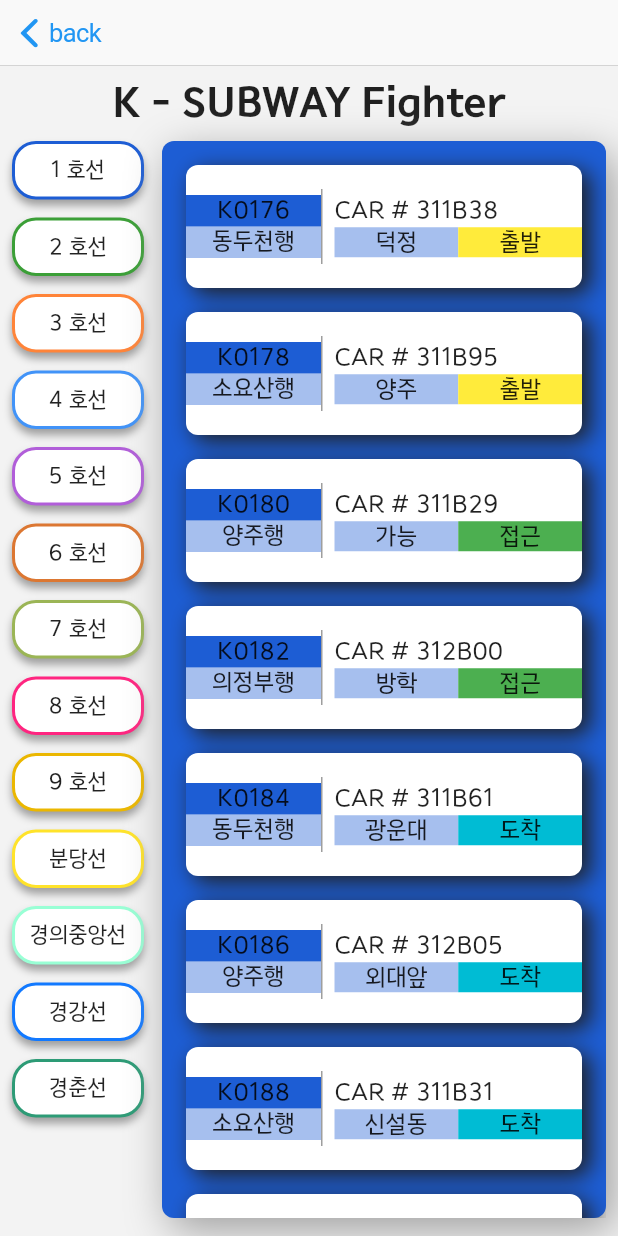
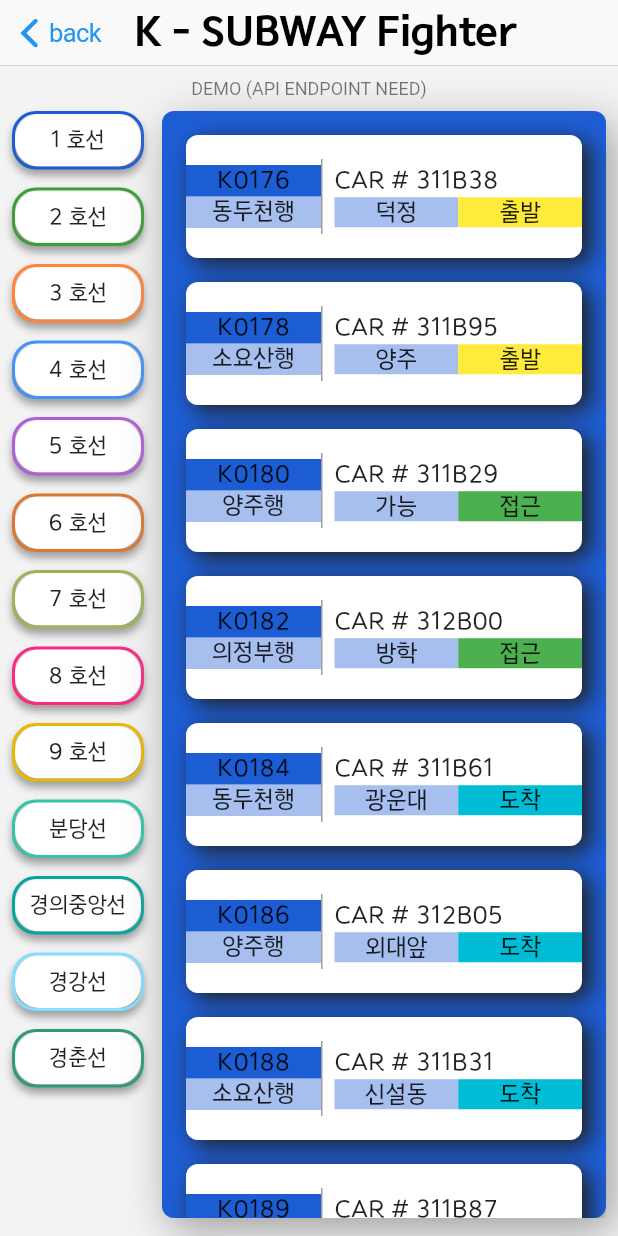
Before and after one commit to dart-bird/flutter_ksubway, a Flutter app: the ExpScreen screen opened by its route, after a tap on "1 호선", on a phone screen of 412 x 824 dp. Run offline on Flutter 3.47's test engine with Material 2 defaults, Android fonts, the phone set to English and light mode, and no system bars; our stand-ins replace animated_text_kit, fluro, flutter_countdown_timer, fluttertoast, font_awesome_flutter, marquee and 2 more; accounts and stored records are empty; network calls fail; statements that could not run were skipped.

Commit message:
Update UI / Change to Provider

```diff
--- a/lib/components/subway_info.dart
+++ b/lib/components/subway_info.dart
@@ -23,6 +23,18 @@ class SubwayInfo extends StatelessWidget {
     return Expanded(
       child: AnimatedContainer(
         margin: const EdgeInsets.fromLTRB(8, 0, 8, 12),
+        decoration: BoxDecoration(
+          borderRadius: const BorderRadius.all(Radius.circular(8)),
+          color: lineNumColors[lineNumPageIndex],
+          boxShadow: [
+            BoxShadow(
+              color: MyApp.themeNotifier.value == ThemeMode.light ? Colors.grey : const Color.fromARGB(255, 34, 34, 34),
+              offset: const Offset(5.0, 8.0),
+              blurRadius: 24.0,
+            ),
+          ],
+        ),
+        duration: const Duration(milliseconds: 220),
         // 지하철 정보 뜨는 곳
         child: ttcVOList.isEmpty
             ? const Center(
@@ -67,12 +79,25 @@ class SubwayInfo extends StatelessWidget {
                   return AnimatedContainer(
                     padding: const EdgeInsets.symmetric(vertical: 16),
                     margin: ttcVOList.length - 1 != index ? const EdgeInsets.fromLTRB(16, 16, 16, 0) : const EdgeInsets.fromLTRB(16, 16, 16, 16),
+                    duration: const Duration(milliseconds: 220),
+                    decoration: BoxDecoration(
+                      borderRadius: const BorderRadius.all(Radius.circular(8)),
+                      color: MyApp.themeNotifier.value == ThemeMode.light ? Colors.white : const Color.fromARGB(255, 52, 86, 97),
+                      boxShadow: const [
+                        BoxShadow(
+                          color: Color.fromARGB(255, 32, 32, 32),
+                          offset: Offset(5.0, 4.0),
+                          blurRadius: 12.0,
+                        ),
+                      ],
+                    ),
                     child: Row(
                       children: [
                         Column(
                           children: [
                             Container(
-                              width: 90, // 장평이 안맞아서 가로 길이 고정
+                              width: 90,
+                              color: lineNumColors[lineNumPageIndex], // 장평이 안맞아서 가로 길이 고정
                               child: Center(
                                 child: Text(
                                   subwayNum,
@@ -80,10 +105,10 @@ class SubwayInfo extends StatelessWidget {
                                   textAlign: TextAlign.center,
                                 ),
                               ),
-                              color: lineNumColors[lineNumPageIndex],
                             ),
                             Container(
-                              width: 90, // 장평이 안맞아서 가로 길이 고정
+                              width: 90,
+                              color: lineNumColors[lineNumPageIndex].withAlpha(100), // 장평이 안맞아서 가로 길이 고정
                               child: Center(
                                 child: Text(
                                   direction,
@@ -91,7 +116,6 @@ class SubwayInfo extends StatelessWidget {
                                   textAlign: TextAlign.center,
                                 ),
                               ),
-                              color: lineNumColors[lineNumPageIndex].withAlpha(100),
                             ),
                           ],
                         ),
@@ -113,6 +137,7 @@ class SubwayInfo extends StatelessWidget {
                                   children: [
                                     Expanded(
                                       child: Container(
+                                        color: lineNumColors[lineNumPageIndex].withAlpha(100),
                                         child: Center(
                                           child: currStation.length > 4
                                               ? Marquee(
@@ -126,11 +151,11 @@ class SubwayInfo extends StatelessWidget {
                                                   style: textStyleSub1,
                                                 ),
                                         ),
-                                        color: lineNumColors[lineNumPageIndex].withAlpha(100),
                                       ),
                                     ),
                                     Expanded(
                                       child: Container(
+                                        color: statusColor,
                                         child: Center(
                                           child: Text(
                                             status,
@@ -138,7 +163,6 @@ class SubwayInfo extends StatelessWidget {
                                             textAlign: TextAlign.center,
                                           ),
                                         ),
-                                        color: statusColor,
                                       ),
                                     ),
                                   ],
@@ -149,33 +173,9 @@ class SubwayInfo extends StatelessWidget {
                         ),
                       ],
                     ),
-                    duration: const Duration(milliseconds: 220),
-                    decoration: BoxDecoration(
-                      borderRadius: const BorderRadius.all(Radius.circular(8)),
-                      color: MyApp.themeNotifier.value == ThemeMode.light ? Colors.white : Color.fromARGB(255, 52, 86, 97),
-                      boxShadow: [
-                        BoxShadow(
-                          color: Color.fromARGB(255, 32, 32, 32),
-                          offset: const Offset(5.0, 4.0),
-                          blurRadius: 12.0,
-                        ),
-                      ],
-                    ),
                   );
                 }),
               ),
-        decoration: BoxDecoration(
-          borderRadius: const BorderRadius.all(Radius.circular(8)),
-          color: lineNumColors[lineNumPageIndex],
-          boxShadow: [
-            BoxShadow(
-              color: MyApp.themeNotifier.value == ThemeMode.light ? Colors.grey : Color.fromARGB(255, 34, 34, 34),
-              offset: const Offset(5.0, 8.0),
-              blurRadius: 24.0,
-            ),
-          ],
-        ),
-        duration: const Duration(milliseconds: 220),
       ),
     );
   }
--- a/lib/components/subway_line_button.dart
+++ b/lib/components/subway_line_button.dart
@@ -3,34 +3,18 @@ import 'package:flutter_ksubway/main.dart';
 import 'package:flutter_ksubway/style/textStyles.dart';
 
 class SubwayLineButton extends StatelessWidget {
-  const SubwayLineButton({
-    Key? key,
-    required this.animationControllerList,
-    required this.lineNumTitles,
-    required this.lineNumColors,
-    required this.index,
-  }) : super(key: key);
+  const SubwayLineButton({Key? key, required this.lineNumTitles, required this.lineNumColors, required this.index, this.onTap}) : super(key: key);
 
-  final List<AnimationController> animationControllerList;
   final List<String> lineNumTitles;
   final List<Color> lineNumColors;
   final int index;
+  final VoidCallback? onTap;
 
   @override
   Widget build(BuildContext context) {
-    return Transform.scale(
-      scale: 1 - animationControllerList[index].value,
-      child: Container(
+    return Container(
       margin: const EdgeInsets.fromLTRB(8, 0, 4, 12),
-        child: Container(
-          child: Padding(
-            padding: const EdgeInsets.fromLTRB(8, 8, 8, 8),
-            child: Center(
-              child: Text(lineNumTitles[index], style: textStyleSub1.copyWith(fontSize: 14)),
-            ),
-          ),
       decoration: BoxDecoration(
-            color: MyApp.themeNotifier.value == ThemeMode.light ? Colors.white : lineNumColors[index].withAlpha(40),
         border: Border.all(width: 2, color: lineNumColors[index]),
         borderRadius: BorderRadius.circular(16.0),
         boxShadow: [
@@ -41,6 +25,24 @@ class SubwayLineButton extends StatelessWidget {
           ),
         ],
       ),
+      child: Material(
+        color: Colors.transparent,
+        child: InkWell(
+          splashColor: lineNumColors[index].withAlpha(60),
+          borderRadius: BorderRadius.circular(16.0),
+          onTap: onTap,
+          child: Ink(
+            decoration: BoxDecoration(
+              color: MyApp.themeNotifier.value == ThemeMode.light ? Colors.white : lineNumColors[index].withAlpha(40),
+              borderRadius: BorderRadius.circular(16.0),
+            ),
+            child: Padding(
+              padding: const EdgeInsets.fromLTRB(8, 8, 8, 8),
+              child: Center(
+                child: Text(lineNumTitles[index], style: textStyleSub1.copyWith(fontSize: 14)),
+              ),
+            ),
+          ),
         ),
       ),
     );
--- a/lib/models/exp_ksubway_info.dart
+++ b/lib/models/exp_ksubway_info.dart
@@ -1,8 +1,9 @@
 class ExpksubwayInfo {
   bool? isValid;
   List<TtcVOList>? ttcVOList;
+  bool? isDemo;
 
-  ExpksubwayInfo({this.isValid, this.ttcVOList});
+  ExpksubwayInfo({this.isValid, this.ttcVOList, this.isDemo});
 
   ExpksubwayInfo.fromJson(Map<String, dynamic> json) {
     isValid = json['isValid'];
--- /dev/null
+++ b/lib/providers/exp_ksubway_provider.dart
@@ -0,0 +1,53 @@
+import 'package:flutter/material.dart';
+import 'package:flutter_ksubway/models/exp_ksubway_info.dart';
+import 'package:flutter_ksubway/preferences/exp_api_preference.dart';
+import 'package:flutter_ksubway/services/exp_ksubway_api.dart';
+
+class ExpKsubwayProvider extends ChangeNotifier {
+  final List<String> lineNumCdList = <String>['1', '2', '3', '4', '5', '6', '7', '8', '9', 'SU', 'K', 'KK', 'G'];
+  final List<String> lineNumTitles = <String>['1 호선', '2 호선', '3 호선', '4 호선', '5 호선', '6 호선', '7 호선', '8 호선', '9 호선', '분당선', '경의중앙선', '경강선', '경춘선'];
+
+  int lineNumPageIndex = 0;
+  ExpksubwayApi expksubwayApi = ExpksubwayApi();
+  ExpksubwayInfo expksubwayInfo = ExpksubwayInfo();
+  List<TtcVOList> ttcVOList = [];
+
+  final _expApiPreference = ExpApiPreference();
+  String _expksubwayApiUrl = 'demo';
+  bool _isPlayDemo = true;
+
+  bool get isPlayDemo => _isPlayDemo;
+  String get expksubwayApiUrl => _expksubwayApiUrl;
+
+  set expksubwayApiUrl(String value) {
+    _expksubwayApiUrl = value;
+    notifyListeners();
+  }
+
+  void saveExpksubwayApiEndpoint() {
+    _expApiPreference.setApiEndpoint(_expksubwayApiUrl);
+  }
+
+  void updateExpksubwayInfo(String lineNumCd) async {
+    expksubwayInfo = await expksubwayApi.fetchExpksubwayInfo(lineNumCd, _expksubwayApiUrl);
+    if (expksubwayInfo.isDemo != null && expksubwayInfo.isDemo == true) {
+      expksubwayInfo = await expksubwayApi.fetchDemoExpksubwayInfo(lineNumCd);
+      _isPlayDemo = true;
+    } else {
+      _isPlayDemo = false;
+    }
+    ttcVOList = expksubwayInfo.ttcVOList ?? [];
+    ttcVOList.sort(((a, b) => a.trainY!.compareTo(b.trainY!)));
+    notifyListeners();
+  }
+
+  void updateLineNumPageIndex(int index) {
+    lineNumPageIndex = index;
+    notifyListeners();
+  }
+
+  void init() async {
+    _expksubwayApiUrl = await _expApiPreference.getApiEndpoint();
+    notifyListeners();
+  }
+}
--- /dev/null
+++ b/lib/providers/kusbway_provider.dart
@@ -0,0 +1,37 @@
+import 'package:flutter/material.dart';
+import 'package:flutter_ksubway/models/ksubway_seoulstations.dart';
+import 'package:flutter_ksubway/preferences/ksubway_stations_preference.dart';
+import 'package:flutter_ksubway/services/ksubway_api.dart';
+import 'package:fluttertoast/fluttertoast.dart';
+
+class KsubwayProvider extends ChangeNotifier {
+  final KsubwayStationsPreference _ksubwayStationsPreference = KsubwayStationsPreference();
+  KsubwaySeoulstations _ksubwaySeoulstations = KsubwaySeoulstations(stationList: []);
+  final List<StationList> _stationSuggestions = [];
+  List<StationList> get stationSuggestions => _stationSuggestions;
+  KsubwaySeoulstations get ksubwaySeoulstations => _ksubwaySeoulstations;
+
+  void updateStationSuggestions(String value) {
+    stationSuggestions.clear();
+    for (var i = 0; i < _ksubwaySeoulstations.stationList!.length; i++) {
+      String expValue = '';
+      value.isEmpty ? expValue = '' : expValue = '?' + value;
+      RegExp exp = RegExp(r'()' + expValue);
+      if (exp.hasMatch(_ksubwaySeoulstations.stationList![i].statnNm!) && value.isEmpty == false) {
+        stationSuggestions.add(_ksubwaySeoulstations.stationList![i]);
+      }
+    }
+    notifyListeners();
+  }
+
+  Future<void> updateKsubwayStations() async {
+    _ksubwaySeoulstations = await KsubwayApi.fetchKsubwayStations(city: 'seoul');
+    _ksubwayStationsPreference.setSeoulstations(_ksubwaySeoulstations);
+    Fluttertoast.showToast(msg: "서울 역정보 업데이트 완료", toastLength: Toast.LENGTH_LONG, gravity: ToastGravity.CENTER, timeInSecForIosWeb: 1, backgroundColor: Colors.red, textColor: Colors.white, fontSize: 16.0);
+    notifyListeners();
+  }
+
+  void init() async {
+    await updateKsubwayStations();
+  }
+}
--- a/lib/screens/exp_screen.dart
+++ b/lib/screens/exp_screen.dart
@@ -3,73 +3,31 @@ import 'package:flutter/material.dart';
 import 'package:flutter_ksubway/components/app_title.dart';
 import 'package:flutter_ksubway/components/subway_info.dart';
 import 'package:flutter_ksubway/components/subway_line_button.dart';
-import 'package:flutter_ksubway/models/exp_ksubway_info.dart';
-import 'package:flutter_ksubway/services/exp_ksubway_api.dart';
+import 'package:flutter_ksubway/providers/exp_ksubway_provider.dart';
 import 'package:flutter_ksubway/style/subwayStyles.dart';
+import 'package:provider/provider.dart';
 
-class ExpScreen extends StatefulWidget {
-  const ExpScreen({Key? key}) : super(key: key);
-
-  @override
-  State<ExpScreen> createState() => _ExpScreenState();
-}
-
-class _ExpScreenState extends State<ExpScreen> with TickerProviderStateMixin {
-  final List<String> lineNumCd = <String>['1', '2', '3', '4', '5', '6', '7', '8', '9', 'SU', 'K', 'KK', 'G'];
-  final List<String> lineNumTitles = <String>['1 호선', '2 호선', '3 호선', '4 호선', '5 호선', '6 호선', '7 호선', '8 호선', '9 호선', '분당선', '경의중앙선', '경강선', '경춘선'];
-
-  late List<AnimationController> animationControllerList = [];
-  final subwayInfoScrollController = ScrollController();
-  final subwayLineScrollController = ScrollController();
-  int lineNumPageIndex = 0;
-  ExpksubwayApi expksubwayApi = ExpksubwayApi();
-  ExpksubwayInfo expksubwayInfo = ExpksubwayInfo();
-  List<TtcVOList> ttcVOList = [];
-
-  void fetchAll() async {
-    expksubwayInfo = await expksubwayApi.fetchExpksubwayInfo("1");
-    ttcVOList = expksubwayInfo.ttcVOList ?? [];
-    ttcVOList.sort(((a, b) => a.trainY!.compareTo(b.trainY!)));
-    setState(() {});
-  }
-
-  void updateExpksubwayInfo(String lineNumCd) async {
-    expksubwayInfo = await expksubwayApi.fetchExpksubwayInfo(lineNumCd);
-    ttcVOList = expksubwayInfo.ttcVOList ?? [];
-    ttcVOList.sort(((a, b) => a.trainY!.compareTo(b.trainY!)));
-    setState(() {});
-  }
-
-  @override
-  void initState() {
-    // TODO: implement initState
-    super.initState();
-    for (var i = 0; i < lineNumCd.length; i++) {
-      final _animationController = AnimationController(duration: const Duration(milliseconds: 250), lowerBound: 0.0, upperBound: .45, vsync: this);
-      _animationController.addListener(() {
-        setState(() {});
-      });
-      animationControllerList.add(_animationController);
-    }
-    fetchAll();
-  }
+class ExpScreen extends StatelessWidget {
+  const ExpScreen({super.key});
 
   @override
   Widget build(BuildContext context) {
+    final subwayInfoScrollController = ScrollController();
+    final subwayLineScrollController = ScrollController();
+    final expKsubwayProvider = Provider.of<ExpKsubwayProvider>(context);
     return Scaffold(
       body: SafeArea(
         child: Column(
           children: [
             const CupertinoNavigationBar(
+              middle: AppTitle(title: 'K - SUBWAY Fighter'),
               previousPageTitle: 'back',
             ),
-            Padding(
-              padding: const EdgeInsets.only(top: 8.0),
-              child: Row(
-                mainAxisAlignment: MainAxisAlignment.center,
-                children: const [
-                  AppTitle(title: 'K - SUBWAY Fighter'),
-                ],
+            const SizedBox(height: 8),
+            SizedBox(
+              child: Text(
+                expKsubwayProvider.isPlayDemo == true ? 'DEMO (API ENDPOINT NEED)' : 'REAL DATA ( ${expKsubwayProvider.expksubwayApiUrl} )',
+                style: Theme.of(context).textTheme.bodySmall,
               ),
             ),
             const SizedBox(height: 8),
@@ -81,38 +39,25 @@ class _ExpScreenState extends State<ExpScreen> with TickerProviderStateMixin {
                     width: 100,
                     child: ListView.builder(
                       controller: subwayLineScrollController,
-                      itemCount: lineNumCd.length,
+                      itemCount: expKsubwayProvider.lineNumCdList.length,
                       itemBuilder: (BuildContext context, int index) {
-                        void _onTapDown(TapDownDetails details) {
-                          animationControllerList[index].forward();
-                        }
-
-                        void _onTapUp(TapUpDetails details) {
-                          animationControllerList[index].reverse();
-                        }
-
-                        return GestureDetector(
+                        return SubwayLineButton(
+                          lineNumTitles: expKsubwayProvider.lineNumTitles,
+                          lineNumColors: lineNumColors,
+                          index: index,
                           onTap: () {
-                            lineNumPageIndex = index;
-                            updateExpksubwayInfo(lineNumCd[index]);
+                            expKsubwayProvider.lineNumPageIndex = index;
+                            expKsubwayProvider.updateExpksubwayInfo(expKsubwayProvider.lineNumCdList[index]);
                           },
-                          onTapDown: _onTapDown,
-                          onTapUp: _onTapUp,
-                          child: SubwayLineButton(
-                            animationControllerList: animationControllerList,
-                            lineNumTitles: lineNumTitles,
-                            lineNumColors: lineNumColors,
-                            index: index,
-                          ),
                         );
                       },
                     ),
                   ),
                   SubwayInfo(
                     subwayInfoScrollController: subwayInfoScrollController,
-                    ttcVOList: ttcVOList,
+                    ttcVOList: expKsubwayProvider.ttcVOList,
                     lineNumColors: lineNumColors,
-                    lineNumPageIndex: lineNumPageIndex,
+                    lineNumPageIndex: expKsubwayProvider.lineNumPageIndex,
                   ),
                 ],
               ),
@@ -123,3 +68,39 @@ class _ExpScreenState extends State<ExpScreen> with TickerProviderStateMixin {
     );
   }
 }
+
+class DemoPaint extends CustomPainter {
+  @override
+  void paint(Canvas canvas, Size size) {
+    final paintBlack = Paint()
+      ..color = Colors.black
+      ..style = PaintingStyle.fill;
+
+    final paintYellow = Paint()
+      ..color = Colors.yellow
+      ..style = PaintingStyle.fill;
+
+    final step = size.width / 20;
+
+    for (int i = 0; i < size.width; i++) {
+      final p1 = Offset(step * i, 0);
+      final p2 = Offset(step * (i + 1), 0);
+      final p3 = Offset(step * (i + 2), size.height);
+      final p4 = Offset(step * (i + 1), size.height);
+
+      final path = Path()
+        ..moveTo(p1.dx, p1.dy)
+        ..lineTo(p2.dx, p2.dy)
+        ..lineTo(p3.dx, p3.dy)
+        ..lineTo(p4.dx, p4.dy)
+        ..close();
+
+      canvas.drawPath(path, i % 2 == 0 ? paintYellow : paintBlack);
+    }
+  }
+
+  @override
+  bool shouldRepaint(covariant CustomPainter oldDelegate) {
+    return false;
+  }
+}
--- a/lib/services/exp_ksubway_api.dart
+++ b/lib/services/exp_ksubway_api.dart
@@ -1,25 +1,30 @@
+import 'dart:developer';
+
 import 'package:flutter/services.dart';
 import 'package:flutter_ksubway/models/exp_ksubway_info.dart';
-import 'package:flutter_ksubway/preferences/exp_api_preference.dart';
 import 'package:http/http.dart' as http;
 import 'dart:convert';
 
 class ExpksubwayApi {
-  Future<ExpksubwayInfo> fetchExpksubwayInfo(String lineNumCd) async {
-    final expApiPreference = ExpApiPreference();
-    String _proxyUri = const String.fromEnvironment("proxy");
-    String _uri = await expApiPreference.getApiEndpoint();
-    if (_uri == "demo") {
-      String data = await rootBundle.loadString('data/exp_ksubway_api/demo.json');
-      return ExpksubwayInfo.fromJson(json.decode(data)[lineNumCd]);
+  Future<ExpksubwayInfo> fetchExpksubwayInfo(String lineNumCd, String url) async {
+    String proxyUri = const String.fromEnvironment("proxy");
+
+    if (url == "demo") {
+      return ExpksubwayInfo(isDemo: true);
     }
     final response = await http.post(
-      Uri.parse(_proxyUri + _uri + "?lineNumCd=" + lineNumCd),
+      Uri.parse("$proxyUri$url?lineNumCd=$lineNumCd"),
     );
     if (response.statusCode == 200) {
       return ExpksubwayInfo.fromJson(json.decode(response.body));
     } else {
-      throw Exception('Failed to load subway data');
+      log('Failed to load subway data');
+      return ExpksubwayInfo();
     }
   }
+
+  Future<ExpksubwayInfo> fetchDemoExpksubwayInfo(String lineNumCd) async {
+    String data = await rootBundle.loadString('data/exp_ksubway_api/demo.json');
+    return ExpksubwayInfo.fromJson(json.decode(data)[lineNumCd]);
+  }
 }
--- a/lib/style/subwayStyles.dart
+++ b/lib/style/subwayStyles.dart
@@ -1,17 +1,58 @@
 import 'package:flutter/material.dart';
 
 final List<Color> lineNumColors = <Color>[
-  const Color.fromARGB(255, 29, 93, 212),
-  const Color(0xff3B9F37),
-  const Color(0xffff8439),
-  const Color(0xff4193f8),
-  const Color(0xffb15ed9),
-  const Color(0xffdc7732),
-  const Color(0xff9bb556),
-  const Color(0xffff2580),
-  const Color(0xffebb700),
-  const Color(0xffffe32a),
-  const Color(0xff99ffd5),
-  const Color(0xff1279ff),
-  const Color(0xff2d9b76),
+  const Color.fromARGB(255, 29, 93, 212), // 1 호선
+  const Color(0xff3B9F37), // 2 호선
+  const Color(0xffff8439), // 3 호선
+  const Color(0xff4193f8), // 4 호선
+  const Color(0xffb15ed9), // 5 호선
+  const Color(0xffdc7732), // 6 호선
+  const Color(0xff9bb556), // 7 호선
+  const Color(0xffff2580), // 8 호선
+  const Color(0xffebb700), // 9 호선
+  const Color(0xff32c6a6), // 중앙선
+  const Color(0xff05a59d), // 경의중앙선
+  const Color(0xff84deff), // 공항철도
+  const Color(0xff2d9b76), // 경춘선
+  const Color(0xfffabf02), // 수인분당선
+  const Color(0xffd5023d), // 신분당선
+  const Color(0xffb2d01a), // 우이신설선
 ];
+
+final Map<int, Color> lineIdColors = {
+  1001: lineNumColors[0], // 1 호선
+  1002: lineNumColors[1], // 2 호선
+  1003: lineNumColors[2], // 3 호선
+  1004: lineNumColors[3], // 4 호선
+  1005: lineNumColors[4], // 5 호선
+  1006: lineNumColors[5], // 6 호선
+  1007: lineNumColors[6], // 7 호선
+  1008: lineNumColors[7], // 8 호선
+  1009: lineNumColors[8], // 9 호선
+  1061: lineNumColors[9], // 중앙선
+  1063: lineNumColors[10], // 경의중앙선
+  1065: lineNumColors[11], // 공항철도
+  1067: lineNumColors[12], // 경춘선
+  1075: lineNumColors[13], // 수인분당선
+  1077: lineNumColors[14], // 신분당선
+  1092: lineNumColors[15], // 우이신설선
+};
+
+final Map<int, String> lineIdTexts = {
+  1001: "1호선",
+  1002: "2호선",
+  1003: "3호선",
+  1004: "4호선",
+  1005: "5호선",
+  1006: "6호선",
+  1007: "7호선",
+  1008: "8호선",
+  1009: "9호선",
+  1061: "중앙선",
+  1063: "경의중앙선",
+  1065: "공항철도",
+  1067: "경춘선",
+  1075: "수인분당선",
+  1077: "신분당선",
+  1092: "우이신설선",
+};
```
Also changed, not shown: lib/main.dart (+17 -6 lines), lib/models/ksubway_seoulstations.dart (+8 -8 lines), lib/screens/arrinfo_screen.dart (+62 -30 lines), lib/screens/home_screen.dart (+42 -71 lines), lib/screens/setting_screen.dart (+11 -34 lines), pubspec.yaml (+10 -8 lines), pubspec.lock. Lines whose indentation alone changed are shown as unchanged.
